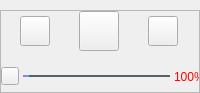
Above: VideoPlayer/customer/SystemTray.ui from huizhang556/pc-video-player before the change. Below: the same form after it.
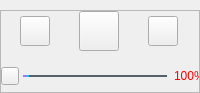
That is the form after the change. Icons and pictures are not drawn.

Patch:
```diff
--- a/VideoPlayer/customer/SystemTray.ui
+++ b/VideoPlayer/customer/SystemTray.ui
@@ -250,20 +250,20 @@
            <widget class="QLabel" name="label_percentage">
             <property name="minimumSize">
              <size>
-              <width>25</width>
+              <width>28</width>
               <height>0</height>
              </size>
             </property>
             <property name="maximumSize">
              <size>
-              <width>25</width>
+              <width>28</width>
               <height>16777215</height>
              </size>
             </property>
             <property name="styleSheet">
              <string notr="true">QLabel
 {
-padding-right:0px;
+padding-bottom:2px;
 color:#ff0000;
 }</string>
             </property>
```
